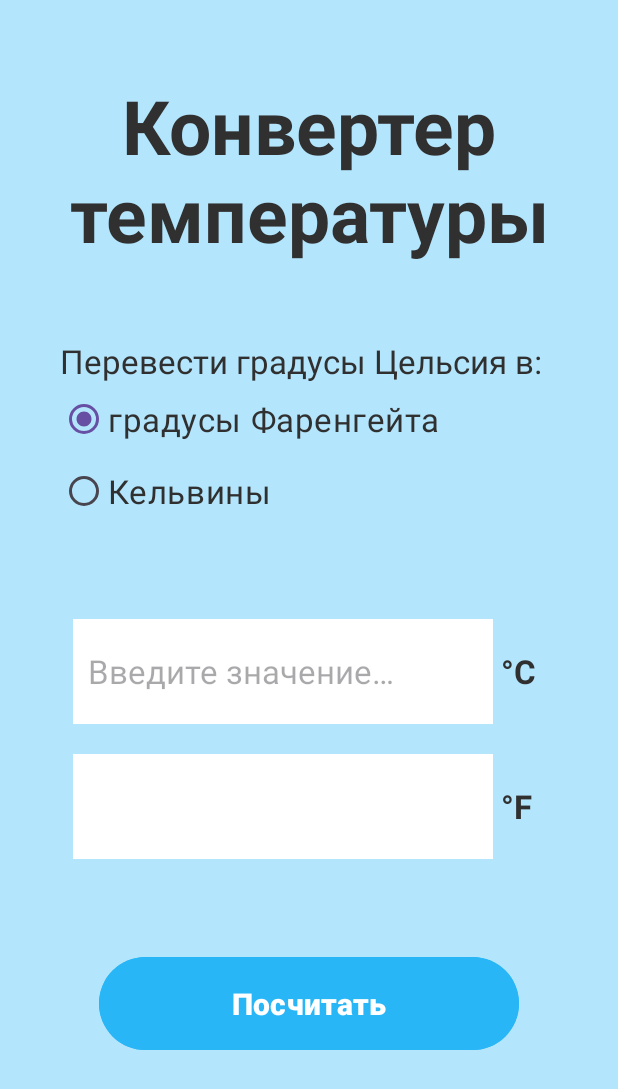
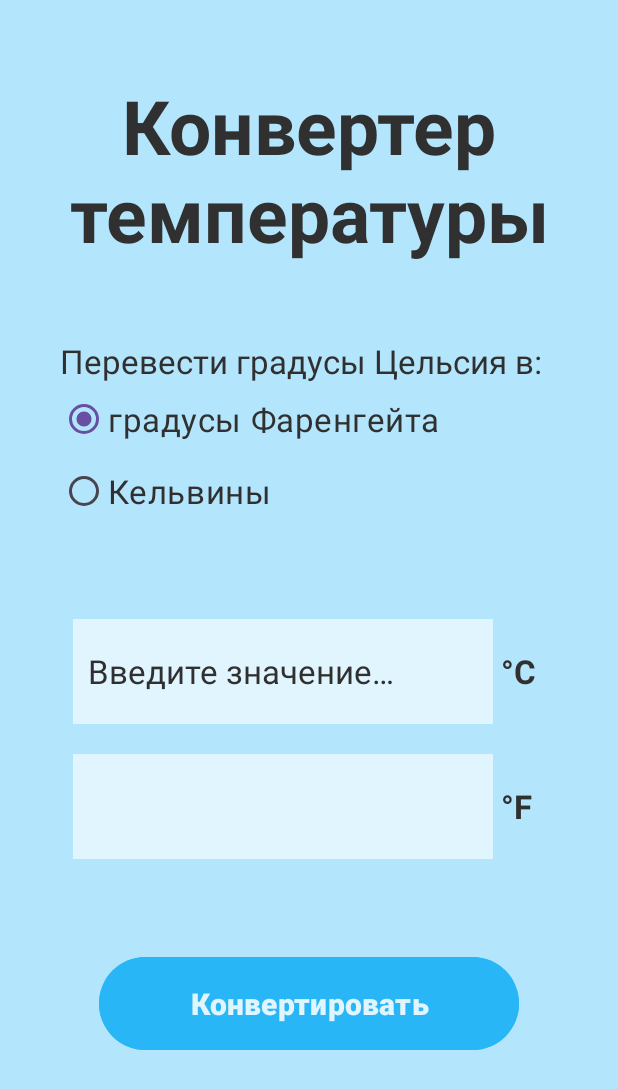
Before and after one commit to ilyak111/converter, an Android app: the screen it shows after launch (MainActivity), on a phone screen of 412 x 824 dp. Shown: the top 1089 px of the screen. Run offline under Robolectric (Android 15) with nearby library versions, the phone set to English and light mode, and no system bars.

Commit message:
The conversion logic was added, the colors were slightly changed

```diff
--- a/app/src/main/java/com/example/converter/MainActivity.kt
+++ b/app/src/main/java/com/example/converter/MainActivity.kt
@@ -2,10 +2,52 @@ package com.example.converter
 
 import androidx.appcompat.app.AppCompatActivity
 import android.os.Bundle
+import android.widget.Button
+import android.widget.EditText
+import android.widget.RadioGroup
+import android.widget.TextView
 
 class MainActivity : AppCompatActivity() {
     override fun onCreate(savedInstanceState: Bundle?) {
         super.onCreate(savedInstanceState)
         setContentView(R.layout.activity_main)
+
+        val userChoice = findViewById<RadioGroup>(R.id.radioGroup_user_choice)
+        val userInput = findViewById<EditText>(R.id.editText_user_input)
+        val evaluateButton = findViewById<Button>(R.id.button_evaluate)
+        val output = findViewById<TextView>(R.id.textView_output)
+        val outputUnits = findViewById<TextView>(R.id.textView_output_units)
+
+        fun convertCelsiusToFahrenheit(valueInCelsius: Float): Float = valueInCelsius * 1.8f + 32f
+        fun convertCelsiusToKelvin(valueInCelsius: Float): Float = valueInCelsius + 273.15f
+        fun checkTemperature(valueInCelsius: Float) = valueInCelsius >= -273.15f
+        fun outputConversion() {
+            val enteredTemperature = userInput.text.toString().toFloat()
+            if (!checkTemperature(enteredTemperature))
+                output.text = "Температура ниже абсолютного нуля"
+            else {
+                when (userChoice.checkedRadioButtonId) {
+                    R.id.radioButton_fahrenheit -> output.text = convertCelsiusToFahrenheit(enteredTemperature).toString()
+                    R.id.radioButton_kelvin -> output.text = convertCelsiusToKelvin(enteredTemperature).toString()
+                }
+            }
+        }
+        fun tryToOuputConversion() {
+            if (userInput.text.isBlank())
+                output.text = ""
+            else
+                outputConversion()
+        }
+
+        userChoice.setOnCheckedChangeListener { _, checkedId ->
+            when (checkedId) {
+                R.id.radioButton_fahrenheit -> outputUnits.text = getString(R.string.textView_output_units_if_fahrenheit_text)
+                R.id.radioButton_kelvin -> outputUnits.text = getString(R.string.textView_output_units_if_kelvin_text)
+            }
+            tryToOuputConversion()
+        }
+        evaluateButton.setOnClickListener {
+            tryToOuputConversion()
+        }
     }
 }
--- a/app/src/main/res/layout/activity_main.xml
+++ b/app/src/main/res/layout/activity_main.xml
@@ -84,11 +84,11 @@
                 android:ems="10"
                 android:gravity="center_vertical"
                 android:hint="@string/editText_user_input_hint"
-                android:autofillHints="@string/editText_user_input_hint"
-                android:inputType="number"
+                android:inputType="number|numberDecimal|numberSigned"
                 android:paddingStart="@dimen/editText_user_input_paddingStart"
                 android:paddingEnd="@dimen/editText_user_input_paddingEnd"
                 android:textColor="@color/editText_user_input_textColor"
+                android:textColorHint="@color/editText_user_input_textColor"
                 android:textSize="@dimen/editText_user_input_textSize" />
 
             <TextView
--- a/app/src/main/res/values-night/themes.xml
+++ b/app/src/main/res/values-night/themes.xml
@@ -3,5 +3,7 @@
     <style name="Base.Theme.Converter" parent="Theme.Material3.DayNight.NoActionBar">
         <!-- Customize your dark theme here. -->
         <!-- <item name="colorPrimary">@color/my_dark_primary</item> -->
+        <item name="android:statusBarColor"> @color/status_bar_color </item>
+        <item name="android:navigationBarColor"> @color/navigation_bar_color </item>
     </style>
 </resources>
--- a/app/src/main/res/values/colors.xml
+++ b/app/src/main/res/values/colors.xml
@@ -1,5 +1,8 @@
 <?xml version="1.0" encoding="utf-8"?>
 <resources>
+    <color name="status_bar_color">#29B6F6</color>
+    <color name="navigation_bar_color">#29B6F6</color>
+
     <color name="bg_color">#B3E5FC</color>
 
     <color name="textView_app_title_textColor">#303030</color>
@@ -7,17 +10,18 @@
     <color name="textView_suggestion_textColor">#303030</color>
 
     <color name="radioGroup_user_choice_elements_textColor">#303030</color>
+    <color name="radioGroup_user_choice_elements_buttonTint">#29B6F6</color>
 
     <color name="editText_user_input_textColor">#303030</color>
-    <color name="editText_user_input_background">#FFFFFF</color>
+    <color name="editText_user_input_background">#E1F5FE</color>
 
     <color name="textView_input_units_textColor">#303030</color>
 
     <color name="textView_output_textColor">#303030</color>
-    <color name="textView_output_background">#FFFFFF</color>
+    <color name="textView_output_background">#E1F5FE</color>
 
     <color name="textView_output_units_textColor">#303030</color>
 
-    <color name="button_evaluate_textColor">#FFFFFF</color>
+    <color name="button_evaluate_textColor">#E1F5FE</color>
     <color name="button_evaluate_backgroundTint">#29B6F6</color>
 </resources>
--- a/app/src/main/res/values/strings.xml
+++ b/app/src/main/res/values/strings.xml
@@ -16,5 +16,5 @@
     <string name="textView_output_units_if_fahrenheit_text">°F</string>
     <string name="textView_output_units_if_kelvin_text">K</string>
 
-    <string name="button_evaluate_text">Посчитать</string>
+    <string name="button_evaluate_text">Конвертировать</string>
 </resources>
--- a/app/src/main/res/values/themes.xml
+++ b/app/src/main/res/values/themes.xml
@@ -3,6 +3,8 @@
     <style name="Base.Theme.Converter" parent="Theme.Material3.DayNight.NoActionBar">
         <!-- Customize your light theme here. -->
         <!-- <item name="colorPrimary">@color/my_light_primary</item> -->
+        <item name="android:statusBarColor"> @color/status_bar_color </item>
+        <item name="android:navigationBarColor"> @color/navigation_bar_color </item>
     </style>
 
     <style name="Theme.Converter" parent="Base.Theme.Converter" />
```
